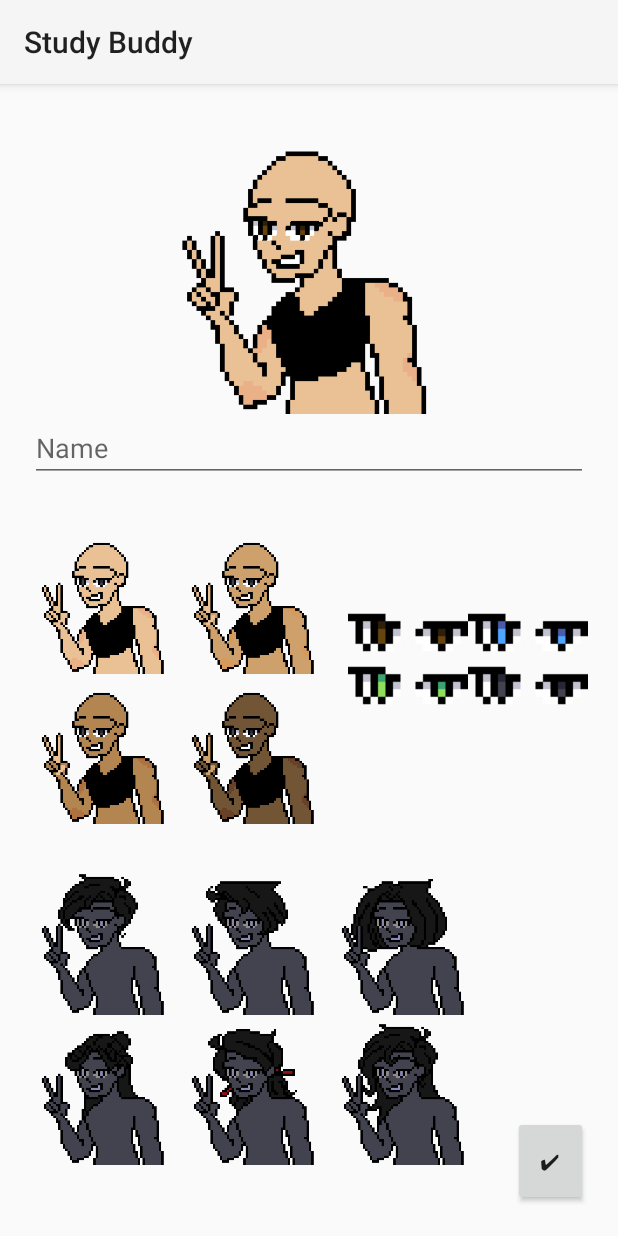
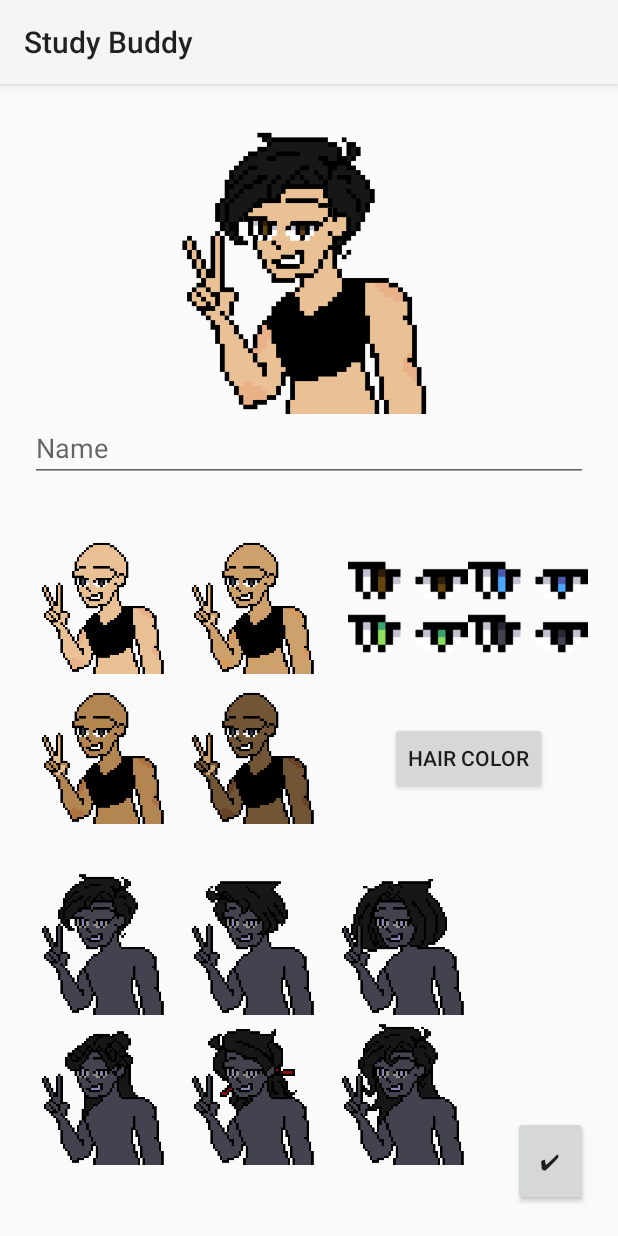
Before and after one commit to Quzai24/StudyBuddy, an Android app: the ClosetFragment screen opened through its navigation route, on a phone screen of 412 x 824 dp. Run offline under Robolectric (Android 15) with nearby library versions, the phone set to English and light mode, and no system bars; our stand-ins replace Firebase (no records; nobody signed in at launch, a user with empty details on screens opened directly), navigation-ui.

Commit message:
hair stuffs(5/30)

```diff
--- a/app/src/main/java/com/example/studybuddy/TaskViewModel.kt
+++ b/app/src/main/java/com/example/studybuddy/TaskViewModel.kt
@@ -9,14 +9,14 @@ import com.example.studybuddy.objects.Task
 
 class TaskViewModel: ViewModel() {
     private val outfits = listOf(
-        Outfit(R.drawable.personone,R.drawable.personone,"",""),
-        Outfit(R.drawable.persontwo,R.drawable.persontwo,"",""),
-        Outfit(R.drawable.personthree,R.drawable.personthree,"",""),
-        Outfit(R.drawable.personfour,R.drawable.personfour,"",""),
-        Outfit(R.drawable.eyesone,R.drawable.eyesone,"",""),
-        Outfit(R.drawable.eyestwo,R.drawable.eyestwo,"",""),
-        Outfit(R.drawable.eyesthree,R.drawable.eyesthree,"",""),
-        Outfit(R.drawable.eyesfour,R.drawable.eyesfour,"",""),
+        Outfit(R.drawable.personone,R.drawable.personone,"",""), Outfit(R.drawable.persontwo,R.drawable.persontwo,"",""), Outfit(R.drawable.personthree,R.drawable.personthree,"",""), Outfit(R.drawable.personfour,R.drawable.personfour,"",""),
+        Outfit(R.drawable.eyesone,R.drawable.eyesone,"",""), Outfit(R.drawable.eyestwo,R.drawable.eyestwo,"",""), Outfit(R.drawable.eyesthree,R.drawable.eyesthree,"",""), Outfit(R.drawable.eyesfour,R.drawable.eyesfour,"",""),
+        Outfit(R.drawable.blackrightpart,R.drawable.blackrightpartoverlay,"",""),Outfit(R.drawable.brownrightpart,R.drawable.brownrightpartoverlay,"",""),Outfit(R.drawable.blonderightpart,R.drawable.blonderightpartoverlay,"",""),Outfit(R.drawable.gingerrightpart,R.drawable.gingerrightpartoverlay,"",""),
+        Outfit(R.drawable.blackleftpart,R.drawable.blackleftpartoverlay,"",""),Outfit(R.drawable.brownleftpart,R.drawable.brownleftpartoverlay,"",""),Outfit(R.drawable.blondeleftpart,R.drawable.blondeleftpartoverlay,"",""),Outfit(R.drawable.gingerleftpart,R.drawable.gingerleftpartoverlay,"",""),
+        Outfit(R.drawable.blackmiddlepart,R.drawable.blackmiddlepartoverlay,"",""),Outfit(R.drawable.brownmiddlepart,R.drawable.brownmiddlepartoverlay,"",""),Outfit(R.drawable.blondemiddlepart,R.drawable.blondemiddlepartoverlay,"",""),Outfit(R.drawable.gingermiddlepart,R.drawable.gingermiddlepartoverlay,"",""),
+        Outfit(R.drawable.longblackrightpart,R.drawable.longblackrightpartoverlay,"",""),Outfit(R.drawable.longbrownrightpart,R.drawable.longbrownrightpartoverlay,"",""),Outfit(R.drawable.longblonderightpart,R.drawable.longblonderightpartoverlay,"",""),Outfit(R.drawable.longgingerrightpart,R.drawable.longgingerrightpartoverlay,"",""),
+        Outfit(R.drawable.blackpigtails,R.drawable.blackpigtailsoverlay,"",""),Outfit(R.drawable.brownpigtails,R.drawable.brownpigtailsoverlay,"",""),Outfit(R.drawable.blondepigtails,R.drawable.blondepigtailsoverlay,"",""),Outfit(R.drawable.gingerpigtails,R.drawable.gingerpigtailsoverlay,"",""),
+        Outfit(R.drawable.longblackmiddlepart,R.drawable.longblackmiddlepartoverlay,"",""),Outfit(R.drawable.longbrownmiddlepart,R.drawable.longbrownmiddlepartoverlay,"",""),Outfit(R.drawable.longblondemiddlepart,R.drawable.longblondemiddlepartoverlay,"",""),Outfit(R.drawable.longgingermiddlepart,R.drawable.longgingermiddlepartoverlay,"",""),
         Outfit(R.drawable.hatone,R.drawable.hatoverlayone,"greenHat","hat"),
         Outfit(R.drawable.shirtone,R.drawable.shirtoverlayone,"magicShirt","shirt"),
         Outfit(R.drawable.jacketone,R.drawable.jacketoverlayone,"redJacket","jacket"))
@@ -26,9 +26,9 @@ class TaskViewModel: ViewModel() {
         get()= _tasks
 
     private val _achievementList: MutableLiveData<List<Achievement>> = MutableLiveData(listOf(
-        Achievement("Getting Started","Complete 1 Task",false,outfits[8]),
-        Achievement("It's a Start","Complete 10 Task",false,outfits[9]),
-        Achievement("Progress","Complete 20 Task",false,outfits[10])))
+        Achievement("Getting Started","Complete 1 Task",false,outfits[32]),
+        Achievement("It's a Start","Complete 10 Task",false,outfits[33]),
+        Achievement("Progress","Complete 20 Task",false,outfits[34])))
     val achievementList: LiveData<List<Achievement>>
         get() = _achievementList
 
--- a/app/src/main/java/com/example/studybuddy/screens/ClosetFragment.kt
+++ b/app/src/main/java/com/example/studybuddy/screens/ClosetFragment.kt
@@ -22,6 +22,8 @@ class ClosetFragment : Fragment() {
         val rootView = binding.root
         var skin = viewModel.getOutfit(0)
         var eye = viewModel.getOutfit(7)
+        var hair = viewModel.getOutfit(8)
+        var haircolor = 0
         val lamb: (View, Int)-> Unit = {view, num->
             binding.person.setImageResource(viewModel.getOutfit(num).outfit)
             skin = viewModel.getOutfit(num)
@@ -30,19 +32,18 @@ class ClosetFragment : Fragment() {
         binding.personTwo.setOnClickListener{lamb(binding.personTwo,1)}
         binding.personThree.setOnClickListener{lamb(binding.personThree,2)}
         binding.personFour.setOnClickListener{lamb(binding.personFour,3)}
-        binding.eyesOne.setOnClickListener{lamb(binding.eyesOne,4)}
-        binding.eyesTwo.setOnClickListener{lamb(binding.eyesTwo,5)}
-        binding.eyesThree.setOnClickListener{lamb(binding.eyesThree,6)}
-        binding.eyesFour.setOnClickListener{lamb(binding.eyesFour,7)}
-        binding.check.setOnClickListener{
-            viewModel.name = binding.enterName.text.toString()
-            viewModel.setFit(skin,0)
-            viewModel.setFit(eye,1)
-            rootView.findNavController().navigateUp()
+        val lamb2: (View, Int)-> Unit = {view, num->
+            binding.eyes.setImageResource(viewModel.getOutfit(num).outfit)
+            eye = viewModel.getOutfit(num)
         }
-        val lamb2: (View)-> Unit = {view->
-            AlertDialog.Builder(context).setTitle("Hair Color?").setItems(R.array.haircolor,DialogInterface.OnClickListener{dialog, which ->
-                if(which == 0){
+        binding.eyesOne.setOnClickListener{lamb2(binding.eyesOne,4)}
+        binding.eyesTwo.setOnClickListener{lamb2(binding.eyesTwo,5)}
+        binding.eyesThree.setOnClickListener{lamb2(binding.eyesThree,6)}
+        binding.eyesFour.setOnClickListener{lamb2(binding.eyesFour,7)}
+        binding.haircolor.setOnClickListener{ activity?.let {
+            AlertDialog.Builder(it).setTitle("Hair Color?").setSingleChoiceItems(R.array.haircolor,-1,
+                DialogInterface.OnClickListener{ dialog, index ->
+                    if(index == 0){
                         binding.rightpart.setImageResource(R.drawable.blackrightpart)
                         binding.leftpart.setImageResource(R.drawable.blackleftpart)
                         binding.middlepart.setImageResource(R.drawable.blackmiddlepart)
@@ -50,16 +51,15 @@ class ClosetFragment : Fragment() {
                         binding.pigtails.setImageResource(R.drawable.blackpigtails)
                         binding.longmiddlepart.setImageResource(R.drawable.longblackmiddlepart)
                     }
-                else if(which == 1){
+                    else if(index == 1){
                         binding.rightpart.setImageResource(R.drawable.brownrightpart)
                         binding.leftpart.setImageResource(R.drawable.brownleftpart)
                         binding.middlepart.setImageResource(R.drawable.brownmiddlepart)
                         binding.longrightpart.setImageResource(R.drawable.longbrownrightpart)
                         binding.pigtails.setImageResource(R.drawable.brownpigtails)
                         binding.longmiddlepart.setImageResource(R.drawable.longbrownmiddlepart)
-
                     }
-                else if(which == 2){
+                    else if(index == 2){
                         binding.rightpart.setImageResource(R.drawable.blonderightpart)
                         binding.leftpart.setImageResource(R.drawable.blondeleftpart)
                         binding.middlepart.setImageResource(R.drawable.blondemiddlepart)
@@ -67,7 +67,7 @@ class ClosetFragment : Fragment() {
                         binding.pigtails.setImageResource(R.drawable.blondepigtails)
                         binding.longmiddlepart.setImageResource(R.drawable.longblondemiddlepart)
                     }
-                else if(which == 3){
+                    else if(index == 3){
                         binding.rightpart.setImageResource(R.drawable.gingerrightpart)
                         binding.leftpart.setImageResource(R.drawable.gingerleftpart)
                         binding.middlepart.setImageResource(R.drawable.gingermiddlepart)
@@ -75,14 +75,27 @@ class ClosetFragment : Fragment() {
                         binding.pigtails.setImageResource(R.drawable.gingerpigtails)
                         binding.longmiddlepart.setImageResource(R.drawable.longgingermiddlepart)
                     }
-            }).create()
+                    haircolor=index
+                }).setPositiveButton("OK",DialogInterface.OnClickListener{ dialogInterface, i -> }).create().show()
+        }?: throw IllegalStateException("Exception!! Activity is null") }
+
+        val lamb3: (View, Int)-> Unit = {view, num->
+            binding.hair.setImageResource(viewModel.getOutfit(num).overlay)
+            hair = viewModel.getOutfit(num)
         }
-        binding.rightpart.setOnClickListener{lamb2(binding.rightpart)}
-        binding.leftpart.setOnClickListener{lamb2(binding.leftpart)}
-        binding.middlepart.setOnClickListener{lamb2(binding.middlepart)}
-        binding.longrightpart.setOnClickListener{lamb2(binding.longrightpart)}
-        binding.pigtails.setOnClickListener{lamb2(binding.pigtails)}
-        binding.longmiddlepart.setOnClickListener{lamb2(binding.longmiddlepart)}
+        binding.rightpart.setOnClickListener{lamb3(binding.rightpart,8+haircolor)}
+        binding.leftpart.setOnClickListener{lamb3(binding.leftpart,12+haircolor)}
+        binding.middlepart.setOnClickListener{lamb3(binding.middlepart,16+haircolor)}
+        binding.longrightpart.setOnClickListener{lamb3(binding.longrightpart,20+haircolor)}
+        binding.pigtails.setOnClickListener{lamb3(binding.pigtails,24+haircolor)}
+        binding.longmiddlepart.setOnClickListener{lamb3(binding.longmiddlepart,28+haircolor)}
+        binding.check.setOnClickListener{
+            viewModel.name = binding.enterName.text.toString()
+            viewModel.setFit(skin,0)
+            viewModel.setFit(eye,1)
+            viewModel.setFit(hair,2)
+            rootView.findNavController().navigateUp()
+        }
         return rootView
     }
 }
--- a/app/src/main/java/com/example/studybuddy/screens/ProfileFragment.kt
+++ b/app/src/main/java/com/example/studybuddy/screens/ProfileFragment.kt
@@ -23,6 +23,7 @@ class ProfileFragment : Fragment() {
 
         binding.profilepicture.setImageResource(viewModel.getFit(0).overlay)
         binding.eye.setImageResource(viewModel.getFit(1).overlay)
+        binding.hair.setImageResource(viewModel.getFit(2).overlay)
         binding.hat.setImageResource(viewModel.getFit(3).overlay)
         binding.shirtOverlay.setImageResource(viewModel.getFit(4).overlay)
         binding.jacketOverlay.setImageResource(viewModel.getFit(5).overlay)
--- a/app/src/main/res/layout/fragment_closet.xml
+++ b/app/src/main/res/layout/fragment_closet.xml
@@ -77,6 +77,7 @@
         android:id="@+id/eyesOne"
         android:layout_width="80dp"
         android:layout_height="35dp"
+        android:layout_marginTop="20dp"
         android:src="@drawable/eyesone"
         app:layout_constraintBottom_toTopOf="@+id/eyesThree"
         app:layout_constraintEnd_toStartOf="@+id/eyesTwo"
@@ -101,9 +102,7 @@
         android:id="@+id/eyesThree"
         android:layout_width="80dp"
         android:layout_height="35dp"
-        android:layout_marginBottom="20dp"
         android:src="@drawable/eyesthree"
-        app:layout_constraintBottom_toBottomOf="@+id/personFour"
         app:layout_constraintEnd_toStartOf="@+id/eyesFour"
         app:layout_constraintHorizontal_bias="0.5"
         app:layout_constraintHorizontal_chainStyle="packed"
@@ -210,4 +209,24 @@
         app:layout_constraintStart_toEndOf="@+id/pigtails"
         app:layout_constraintTop_toTopOf="@+id/longmiddlepart" />
 
+    <Button
+        android:id="@+id/haircolor"
+        android:layout_width="wrap_content"
+        android:layout_height="wrap_content"
+        android:layout_marginBottom="20dp"
+        android:text="Hair Color"
+        app:layout_constraintBottom_toBottomOf="@+id/personFour"
+        app:layout_constraintEnd_toEndOf="@+id/eyesFour"
+        app:layout_constraintStart_toStartOf="@+id/eyesThree" />
+
+    <ImageView
+        android:id="@+id/hair"
+        android:layout_width="200dp"
+        android:layout_height="200dp"
+        android:src="@drawable/blackrightpartoverlay"
+        app:layout_constraintBottom_toBottomOf="@+id/person"
+        app:layout_constraintEnd_toEndOf="@+id/person"
+        app:layout_constraintStart_toStartOf="@+id/person"
+        app:layout_constraintTop_toTopOf="@+id/person" />
+
 </androidx.constraintlayout.widget.ConstraintLayout>
```
Also changed, not shown: app/src/main/java/com/example/studybuddy/objects/MyDialog.kt (added, +53 -0 lines), app/src/main/res/layout/fragment_profile.xml (+26 -14 lines), app/src/main/res/drawable-v24/blonderightpartoverlay.png (deleted), app/src/main/res/drawable/blonderightpartoverlay.png (added). Lines whose indentation alone changed are shown as unchanged.
